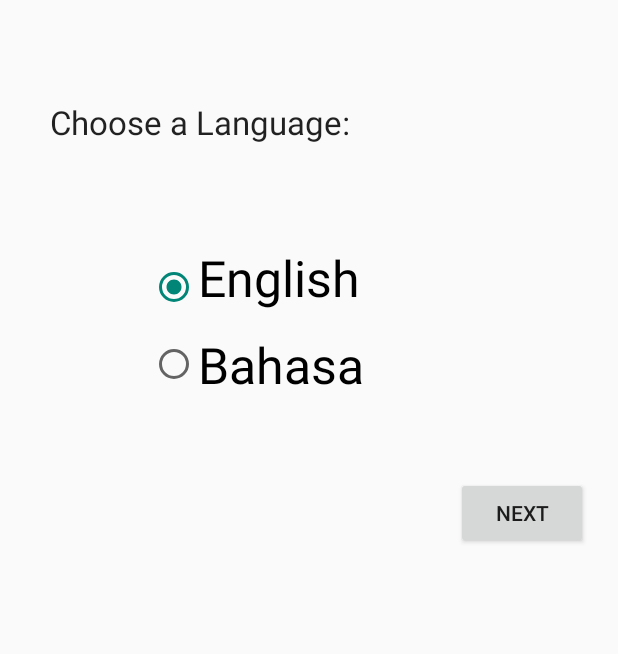
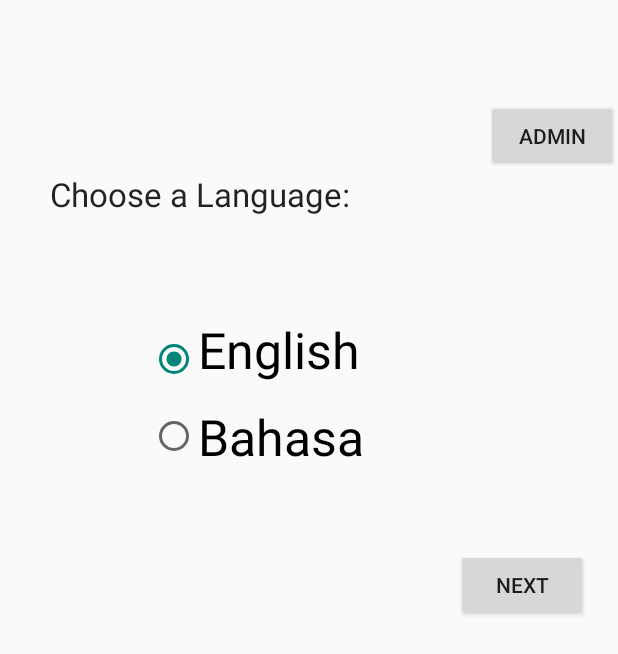
Before and after one commit to LacieNat/ForeignWorkerSurvey, an Android app: the screen it shows after launch (MainActivity), on a phone screen of 412 x 824 dp. Shown: the top 654 px of the screen. Run offline under Robolectric (Android 15) with nearby library versions, the phone set to English and light mode, and no system bars.

Commit message:
- output user answers into a formatted json file "results.txt"

```diff
--- a/app/src/main/AndroidManifest.xml
+++ b/app/src/main/AndroidManifest.xml
@@ -50,7 +50,11 @@
             android:label="@string/title_activity_random_three"
             android:theme="@style/AppTheme.NoActionBar" />
         <activity android:name=".PhoneNumberActivity" />
-        <activity android:name=".TreatmentInfoActivity"></activity>
+        <activity android:name=".TreatmentInfoActivity" />
+        <activity
+            android:name=".GenerateResults"
+            android:label="@string/title_activity_generate_results"
+            android:theme="@style/AppTheme.NoActionBar"></activity>
     </application>
 
 </manifest>
--- a/app/src/main/java/com/elasticbeanstalk/laciecool/first/IntroductionQnsActivity.java
+++ b/app/src/main/java/com/elasticbeanstalk/laciecool/first/IntroductionQnsActivity.java
@@ -150,10 +150,10 @@ public class IntroductionQnsActivity extends FragmentActivity {
         SharedPreferences sp = getSharedPreferences("sessionData", Context.MODE_PRIVATE);
         SharedPreferences.Editor e = sp.edit();
         //e.putInt("randNum", randomNum);
-        e.putInt("randNum", 5);
+        e.putInt("randNum", 3);
         e.commit();
 
-        return 5;
+        return 3;
         //return randomNum;
     }
 
--- a/app/src/main/java/com/elasticbeanstalk/laciecool/first/MainActivity.java
+++ b/app/src/main/java/com/elasticbeanstalk/laciecool/first/MainActivity.java
@@ -35,6 +35,11 @@ public class MainActivity extends Activity {
         super.onCreate(savedInstanceState);
 
         setContentView(R.layout.language);
+    }
+
+    public void goToAdmin(View v) {
+        Intent i = new Intent(this, GenerateResults.class);
+        startActivity(i);
     }
 
     public void langSelect(View view) {
--- a/app/src/main/java/com/elasticbeanstalk/laciecool/first/SurveyQnsDisplayActivity.java
+++ b/app/src/main/java/com/elasticbeanstalk/laciecool/first/SurveyQnsDisplayActivity.java
@@ -164,12 +164,12 @@ public class SurveyQnsDisplayActivity extends FragmentActivity {
         //*** TODO: INSERT INFO PAGES ****
         //for each group
         //
-        for(int i=0; i<cGrp.getCount(); i++) {
-        //for(int i=1; i<3; i++){
+        //for(int i=0; i<cGrp.getCount(); i++) {
+        for(int i=1; i<2; i++){
             String groupName = isEnglish?cGrp.getString(cGrp.getColumnIndexOrThrow("title")):cGrp.getString(cGrp.getColumnIndexOrThrow("titleBahasa"));
             int groupId = cGrp.getInt(cGrp.getColumnIndexOrThrow("id"));
 
-            //groupId = 2;
+            groupId = 4;
 
             cQns = db.getSurveyQnsInOrder(groupId);
 
--- a/app/src/main/res/layout/language.xml
+++ b/app/src/main/res/layout/language.xml
@@ -4,6 +4,14 @@
     android:layout_height="match_parent"
     android:paddingLeft="50px"
     android:paddingTop="100px">
+
+    <Button
+        android:layout_width="wrap_content"
+        android:layout_height="wrap_content"
+        android:text="Admin"
+        android:id="@+id/admin"
+        android:onClick="goToAdmin"
+        android:layout_gravity="right" />
 
     <TextView
         android:layout_width="wrap_content"
--- a/app/src/main/res/values/strings.xml
+++ b/app/src/main/res/values/strings.xml
@@ -67,4 +67,5 @@ Dengan ini saya menyatakan bahwa penelitian ini telah dijelaskan kepada saya dan
     <string name="title_activity_random_two">RandomTwoActivity</string>
     <string name="title_activity_random_three">RandomThreeActivity</string>
     <string name="title_activity_phone_num_info">PhoneNumInfoActivity</string>
+    <string name="title_activity_generate_results">GenerateResults</string>
 </resources>
```
Also changed, not shown: app/src/main/java/com/elasticbeanstalk/laciecool/first/CollectedResults.java (+14 -0 lines), app/src/main/java/com/elasticbeanstalk/laciecool/first/SurveySQL.java (+12 -0 lines), app/src/main/res/layout/content_generate_results.xml (added, +16 -0 lines), app/src/main/assets/databases/surveyDb.db.
